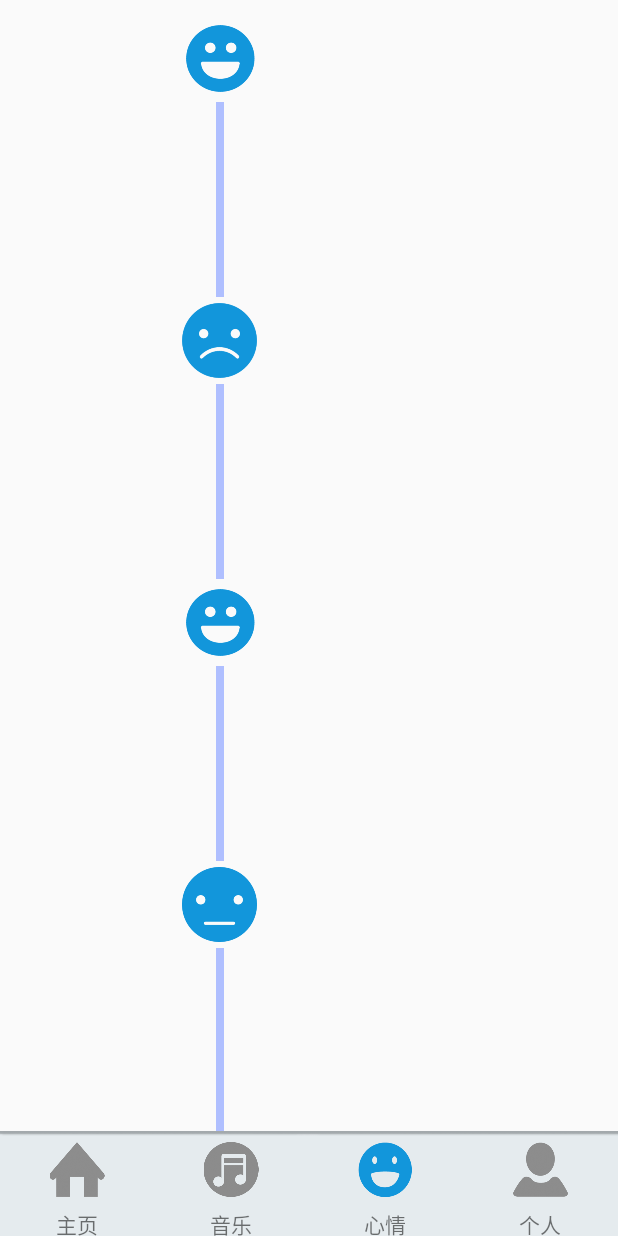
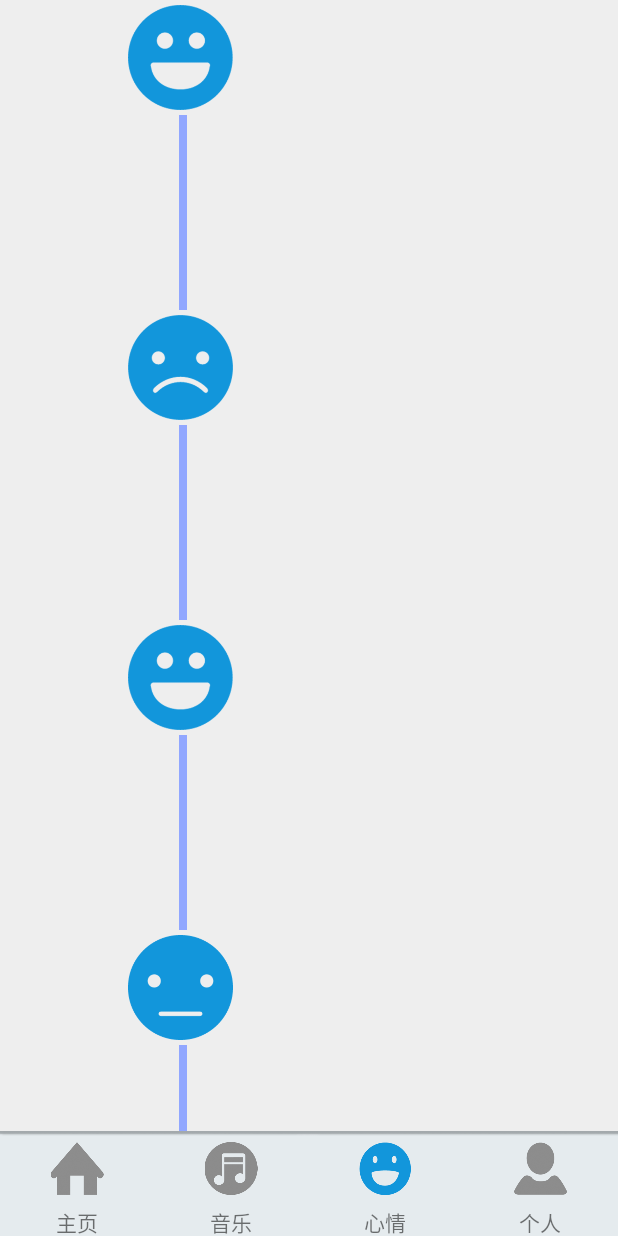
Before and after one commit to LeoGoTi/TaSays, an Android app: the MainActivity screen opened directly, with no data from a screen before it, after a tap on "心情", on a phone screen of 412 x 824 dp. Run offline under Robolectric (Android 15) with nearby library versions, the phone set to English and light mode, and no system bars; 2 other taps on this screen came first.

Commit message:
version0.2.0 with moodLine to be upgraded

```diff
--- a/app/src/main/res/layout/main_layout.xml
+++ b/app/src/main/res/layout/main_layout.xml
@@ -1,4 +1,4 @@
-<LinearLayout xmlns:android="http://schemas.android.com/apk/res/android"
+<FrameLayout xmlns:android="http://schemas.android.com/apk/res/android"
     android:layout_width="match_parent"
     android:layout_height="match_parent"
     android:orientation="vertical">
@@ -7,14 +7,9 @@
     <FrameLayout
         android:id="@+id/main_content"
         android:layout_width="match_parent"
-        android:layout_height="match_parent"
-        android:layout_weight="1">
+        android:layout_height="match_parent">
 
     </FrameLayout>
 
-    <!-->
-    Four specific Framelayout above and navigationBar below.
-    <!-->
-
     <include layout="@layout/navigation_layout"/>
-</LinearLayout>
+</FrameLayout>
--- a/app/src/main/res/layout/mood_layout.xml
+++ b/app/src/main/res/layout/mood_layout.xml
@@ -2,108 +2,175 @@
     android:id="@+id/main_mood_frame"
     android:layout_width="match_parent"
     android:layout_height="match_parent"
-    android:layout_marginTop="10dp">
+    android:background="@color/grey200"
+    android:fitsSystemWindows="true">
 
-    <android.support.v4.widget.NestedScrollView
+    <android.support.design.widget.CoordinatorLayout
         android:layout_width="match_parent"
-        android:layout_height="match_parent">
+        android:layout_height="match_parent"
+        android:fitsSystemWindows="true">
 
-        <LinearLayout
-            android:orientation="horizontal"
+        <android.support.v4.widget.NestedScrollView
             android:layout_width="match_parent"
-            android:layout_height="match_parent">
+            android:layout_height="match_parent"
+            android:fitsSystemWindows="true">
+            <RelativeLayout
+                android:layout_width="match_parent"
+                android:layout_height="match_parent">
 
-            <LinearLayout
-                android:layout_width="0dp"
-                android:layout_height="match_parent"
-                android:layout_weight="2">
+                <ImageView
+                    android:id="@+id/mood0"
+                    android:layout_width="70dp"
+                    android:layout_height="70dp"
+                    android:src="@drawable/happy"
+
+                    android:layout_marginTop="3dp"
+                    android:layout_marginBottom="3dp"
+                    android:layout_marginStart="85dp"
+                    android:layout_marginLeft="85dp"/>
+                <LinearLayout
+                    android:id="@+id/line0"
+                    android:layout_width="5dp"
+                    android:layout_height="130dp"
+                    android:layout_below="@id/mood0"
+                    android:background="@color/blue300"
+                    android:layout_marginLeft="119dp">
+                </LinearLayout>
+                <ImageView
+                    android:id="@+id/mood1"
+                    android:layout_width="70dp"
+                    android:layout_height="70dp"
+                    android:src="@drawable/sad"
 
 
-            </LinearLayout>
-            <LinearLayout
-                android:layout_width="0dp"
-                android:layout_height="match_parent"
-                android:layout_weight="1"
-                android:orientation="vertical">
-                <ImageView
-                    android:layout_margin="4dp"
-                    android:layout_width="50dp"
-                    android:layout_height="50dp"
-                    android:src="@drawable/happy"
-                    android:layout_gravity="center"/>
-                <View
+                    android:layout_marginTop="3dp"
+                    android:layout_marginBottom="3dp"
+                    android:layout_marginStart="85dp"
+                    android:layout_marginLeft="85dp"
+                    android:layout_below="@id/line0"/>
+                <LinearLayout
+                    android:id="@+id/line1"
                     android:layout_width="5dp"
                     android:layout_height="130dp"
-                    android:background="@color/blue200"
-                    android:layout_gravity="center">
+                    android:layout_below="@id/mood1"
+                    android:background="@color/blue300"
+                    android:layout_marginLeft="119dp">
+                </LinearLayout>
+                <ImageView
+                    android:id="@+id/mood2"
+                    android:layout_width="70dp"
+                    android:layout_height="70dp"
+                    android:src="@drawable/happy"
 
-                </View>
-                <ImageView
-                    android:layout_margin="4dp"
-                    android:layout_width="50dp"
-                    android:layout_height="50dp"
-                    android:src="@drawable/sad"
-                    android:layout_gravity="center"/>
-                <View
+                    android:layout_marginTop="3dp"
+                    android:layout_marginBottom="3dp"
+                    android:layout_marginStart="85dp"
+                    android:layout_marginLeft="85dp"
+                    android:layout_below="@id/line1"/>
+                <LinearLayout
+                    android:id="@+id/line2"
                     android:layout_width="5dp"
                     android:layout_height="130dp"
-                    android:background="@color/blue200"
-                    android:layout_gravity="center">
+                    android:layout_below="@id/mood2"
+                    android:background="@color/blue300"
+                    android:layout_marginLeft="119dp">
+                </LinearLayout>
+                <ImageView
+                    android:id="@+id/mood3"
+                    android:layout_width="70dp"
+                    android:layout_height="70dp"
+                    android:src="@drawable/calm"
 
-                </View>
-                <ImageView
-                    android:layout_margin="4dp"
-                    android:layout_width="50dp"
-                    android:layout_height="50dp"
-                    android:src="@drawable/happy"
-                    android:layout_gravity="center"/>
-                <View
+                    android:layout_marginTop="3dp"
+                    android:layout_marginBottom="3dp"
+                    android:layout_marginStart="85dp"
+                    android:layout_marginLeft="85dp"
+                    android:layout_below="@id/line2"/>
+                <LinearLayout
+                    android:id="@+id/line3"
                     android:layout_width="5dp"
                     android:layout_height="130dp"
-                    android:background="@color/blue200"
-                    android:layout_gravity="center">
+                    android:layout_below="@id/mood3"
+                    android:background="@color/blue300"
+                    android:layout_marginLeft="119dp">
+                </LinearLayout>
+                <ImageView
+                    android:id="@+id/mood4"
+                    android:layout_width="70dp"
+                    android:layout_height="70dp"
+                    android:src="@drawable/sad"
 
-                </View>
-                <ImageView
-                    android:layout_margin="4dp"
-                    android:layout_width="50dp"
-                    android:layout_height="50dp"
-                    android:src="@drawable/calm"
-                    android:layout_gravity="center"/>
-                <View
+                    android:layout_marginTop="3dp"
+                    android:layout_marginBottom="3dp"
+                    android:layout_marginStart="85dp"
+                    android:layout_marginLeft="85dp"
+                    android:layout_below="@id/line3"/>
+                <LinearLayout
+                    android:id="@+id/line4"
                     android:layout_width="5dp"
                     android:layout_height="130dp"
-                    android:background="@color/blue200"
-                    android:layout_gravity="center">
+                    android:layout_below="@id/mood4"
+                    android:background="@color/blue300"
+                    android:layout_marginLeft="119dp">
+                </LinearLayout>
+                <ImageView
+                    android:id="@+id/mood5"
+                    android:layout_width="70dp"
+                    android:layout_height="70dp"
+                    android:src="@drawable/happy"
 
-                </View>
+                    android:layout_marginTop="3dp"
+                    android:layout_marginBottom="3dp"
+                    android:layout_marginStart="85dp"
+                    android:layout_marginLeft="85dp"
+                    android:layout_below="@id/line4"/>
+                <LinearLayout
+                    android:id="@+id/line5"
+                    android:layout_width="5dp"
+                    android:layout_height="130dp"
+                    android:layout_below="@id/mood5"
+                    android:background="@color/blue300"
+                    android:layout_marginLeft="119dp">
+                </LinearLayout>
                 <ImageView
-                    android:layout_margin="4dp"
-                    android:layout_width="50dp"
-                    android:layout_height="50dp"
+                    android:id="@+id/mood6"
+                    android:layout_width="70dp"
+                    android:layout_height="70dp"
+                    android:src="@drawable/sad"
+
+                    android:layout_marginTop="3dp"
+                    android:layout_marginBottom="3dp"
+                    android:layout_marginStart="85dp"
+                    android:layout_marginLeft="85dp"
+                    android:layout_below="@id/line5"/>
+                <LinearLayout
+                    android:id="@+id/line6"
+                    android:layout_width="5dp"
+                    android:layout_height="130dp"
+                    android:layout_below="@id/mood6"
+                    android:background="@color/blue300"
+                    android:layout_marginLeft="119dp">
+                </LinearLayout>
+                <ImageView
+                    android:id="@+id/mood7"
+                    android:layout_width="70dp"
+                    android:layout_height="70dp"
                     android:src="@drawable/calm"
-                    android:layout_gravity="center"/>
-                <View
-                    android:layout_width="5dp"
-                    android:layout_height="150dp"
-                    android:background="@color/blue200"
-                    android:layout_gravity="center">
 
-                </View>
-                <ImageView
-                    android:layout_margin="4dp"
-                    android:layout_width="50dp"
-                    android:layout_height="50dp"
-                    android:src="@drawable/sad"
-                    android:layout_gravity="center"/>
+                    android:layout_marginTop="3dp"
+                    android:layout_marginStart="85dp"
+                    android:layout_marginLeft="85dp"
+                    android:layout_below="@id/line6"
+                    android:layout_marginBottom="75dp"/>
+                <TextView
+                    android:layout_width="wrap_content"
+                    android:layout_height="wrap_content"
+                    android:textSize="20sp"
+                    android:text="12月3日"
+                    android:layout_toLeftOf="@id/mood0"/>
 
-            </LinearLayout>
-            <LinearLayout
-                android:layout_width="0dp"
-                android:layout_height="match_parent"
-                android:layout_weight="4">
+            </RelativeLayout>
+        </android.support.v4.widget.NestedScrollView>
 
-            </LinearLayout>
-        </LinearLayout>
-    </android.support.v4.widget.NestedScrollView>
+    </android.support.design.widget.CoordinatorLayout>
 </FrameLayout>
--- a/app/src/main/res/layout/navigation_layout.xml
+++ b/app/src/main/res/layout/navigation_layout.xml
@@ -16,17 +16,15 @@
         <ImageView
             android:id="@+id/main_home_p"
             android:layout_width="wrap_content"
-            android:layout_height="0sp"
+            android:layout_height="35sp"
             android:layout_gravity="top|center"
             android:layout_marginBottom="7sp"
             android:layout_marginTop="7sp"
-            android:layout_weight="2"
             android:src="@drawable/zhuye" />
 
         <TextView
             android:layout_width="match_parent"
-            android:layout_height="0sp"
-            android:layout_weight="1"
+            android:layout_height="20sp"
             android:gravity="center"
             android:text="主页" />
     </LinearLayout>
@@ -41,17 +39,15 @@
         <ImageView
             android:id="@+id/main_music_p"
             android:layout_width="wrap_content"
-            android:layout_height="0sp"
+            android:layout_height="35sp"
             android:layout_gravity="top|center"
             android:layout_marginBottom="7sp"
             android:layout_marginTop="7sp"
-            android:layout_weight="2"
             android:src="@drawable/yinyue_1" />
 
         <TextView
             android:layout_width="match_parent"
-            android:layout_height="0sp"
-            android:layout_weight="1"
+            android:layout_height="20sp"
             android:gravity="center"
             android:text="音乐" />
     </LinearLayout>
@@ -66,17 +62,15 @@
         <ImageView
             android:id="@+id/main_mood_p"
             android:layout_width="wrap_content"
-            android:layout_height="0sp"
+            android:layout_height="35sp"
             android:layout_gravity="top|center"
             android:layout_marginBottom="7sp"
             android:layout_marginTop="7sp"
-            android:layout_weight="2"
             android:src="@drawable/xinqing_1" />
 
         <TextView
             android:layout_width="match_parent"
-            android:layout_height="0sp"
-            android:layout_weight="1"
+            android:layout_height="20sp"
             android:gravity="center"
             android:text="心情" />
     </LinearLayout>
@@ -91,17 +85,15 @@
         <ImageView
             android:id="@+id/main_personal_p"
             android:layout_width="wrap_content"
-            android:layout_height="0sp"
+            android:layout_height="35sp"
             android:layout_gravity="top|center"
             android:layout_marginBottom="7sp"
             android:layout_marginTop="7sp"
-            android:layout_weight="2"
             android:src="@drawable/geren_1" />
 
         <TextView
             android:layout_width="match_parent"
-            android:layout_height="0sp"
-            android:layout_weight="1"
+            android:layout_height="20sp"
             android:gravity="center"
             android:text="个人" />
     </LinearLayout>
--- a/app/src/main/res/layout/personal_layout.xml
+++ b/app/src/main/res/layout/personal_layout.xml
@@ -272,8 +272,9 @@
             android:layout_width="wrap_content"
             android:layout_height="wrap_content"
             android:layout_margin="16dp"
-            android:src="@mipmap/ic_comment"
+            android:src="@drawable/config"
             app:layout_anchor="@id/appBar"
-            app:layout_anchorGravity="bottom|end" />
+            app:layout_anchorGravity="bottom|end"
+            app:backgroundTint="@color/cyan50"/>
     </android.support.design.widget.CoordinatorLayout>
 </FrameLayout>
```
Also changed, not shown: app/src/main/res/drawable/archer.png (added), app/src/main/res/drawable/bubble.png (added), app/src/main/res/drawable/config.png (added), app/src/main/res/drawable/happy.png.
